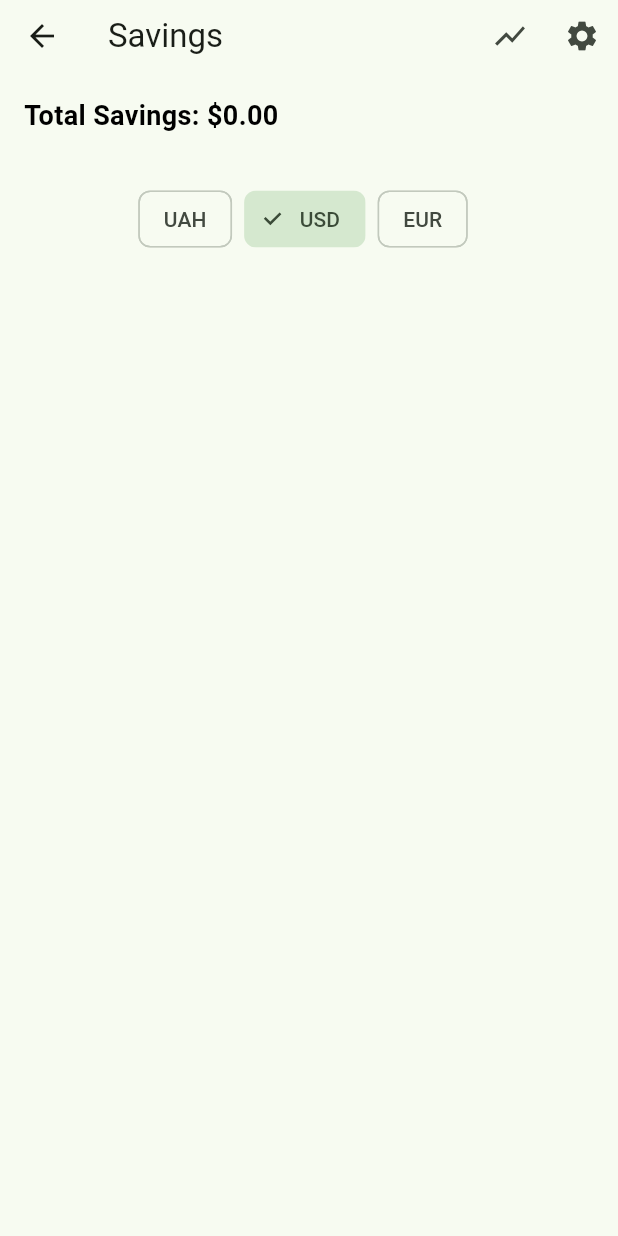
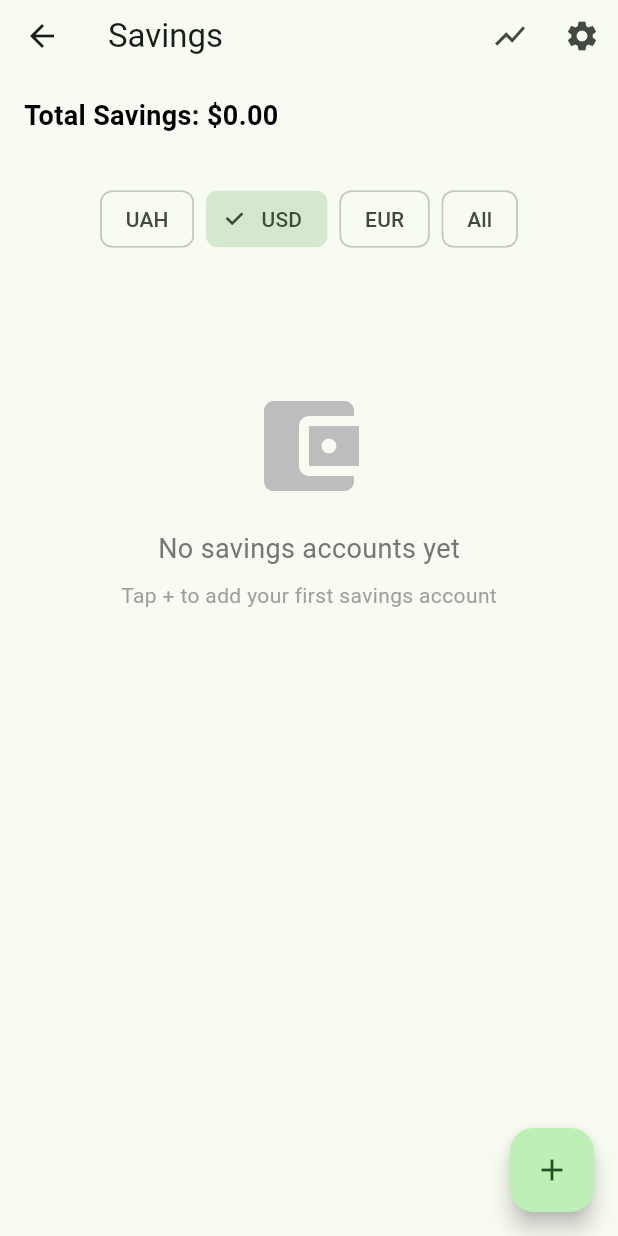
Before and after one commit to kodizhuk/MyMoney, a Flutter app: the SavingsScreen screen opened directly, on a phone screen of 412 x 824 dp. Run offline on Flutter 3.47's test engine with Material 3 defaults, Android fonts, the light colour scheme and no system bars; our stand-ins replace fl_chart, sqflite_common_ffi; accounts and stored records are empty.

Commit message:
fix saving account view

```diff
--- a/lib/screens/savings_screen.dart
+++ b/lib/screens/savings_screen.dart
@@ -1,10 +1,11 @@
 import 'package:flutter/material.dart';
 import '../models/savings_account.dart';
 import '../services/database_service.dart';
+import 'add_edit_savings_account_screen.dart';
 import '../widgets/savings_account_widget.dart';
-import 'add_edit_savings_account_screen.dart';
 import 'settings_screen.dart';
 import 'statistics_screen.dart';
+
 
 class SavingsScreen extends StatefulWidget {
   final ValueNotifier<int>? navIndexNotifier;
@@ -13,6 +14,7 @@ class SavingsScreen extends StatefulWidget {
   @override
   State<SavingsScreen> createState() => _SavingsScreenState();
 }
+
 
 class _SavingsScreenState extends State<SavingsScreen> {
   final DatabaseService _dbService = DatabaseService();
@@ -154,6 +156,95 @@ class _SavingsScreenState extends State<SavingsScreen> {
     });
   }
 
+  // @override
+  // Widget build(BuildContext context) {
+  //   return Scaffold(
+  //     appBar: AppBar(
+  //       title: const Text('Savings'),
+  //       actions: [
+  //         IconButton(
+  //           icon: const Icon(Icons.show_chart),
+  //           onPressed: () {
+  //             Navigator.push(
+  //               context,
+  //               MaterialPageRoute(builder: (context) => const StatisticsScreen()),
+  //             );
+  //           },
+  //         ),
+  //         IconButton(
+  //           icon: const Icon(Icons.settings),
+  //           onPressed: () {
+  //             Navigator.push(
+  //               context,
+  //               MaterialPageRoute(builder: (context) => const SettingsScreen()),
+  //             );
+  //           },
+  //         ),
+  //       ],
+  //       bottom: PreferredSize(
+  //         preferredSize: const Size.fromHeight(50),
+  //         child: Container(
+  //           padding: const EdgeInsets.all(16),
+  //           alignment: Alignment.centerLeft,
+  //           child: Text(
+  //             'Total Savings: ${_formatTotalSavings()}',
+  //             style: const TextStyle(
+  //               fontSize: 18,
+  //               fontWeight: FontWeight.bold,
+  //               color: Colors.black,
+  //             ),
+  //           ),
+  //         ),
+  //       ),
+  //     ),
+  //     body: _isLoading
+  //         ? const Center(child: CircularProgressIndicator())
+  //         : _savingsAccounts.isEmpty
+  //         ? Center(
+  //             child: Column(
+  //               mainAxisAlignment: MainAxisAlignment.center,
+  //               children: [
+  //                 Icon(
+  //                   Icons.account_balance_wallet,
+  //                   size: 80,
+  //                   color: Colors.grey[400],
+  //                 ),
+  //                 const SizedBox(height: 16),
+  //                 Text(
+  //                   'No savings accounts yet',
+  //                   style: TextStyle(
+  //                     fontSize: 18,
+  //                     color: Colors.grey[600],
+  //                   ),
+  //                 ),
+  //                 const SizedBox(height: 8),
+  //                 Text(
+  //                   'Tap + to add your first savings account',
+  //                   style: TextStyle(
+  //                     fontSize: 14,
+  //                     color: Colors.grey[500],
+  //                   ),
+  //                 ),
+  //               ],
+  //             ),
+  //           )
+  //         : ListView.builder(
+  //             itemCount: _savingsAccounts.length,
+  //             itemBuilder: (context, index) {
+  //               final account = _savingsAccounts[index];
+  //               return SavingsAccountWidget(
+  //                 account: account,
+  //                 onEdit: () => _editSavingsAccount(account),
+  //                 onDelete: () => _deleteSavingsAccount(account),
+  //               );
+  //             },
+  //           ),
+  //     floatingActionButton: FloatingActionButton(
+  //       onPressed: _addSavingsAccount,
+  //       child: const Icon(Icons.add),
+  //     ),
+  //   );
+  // }
 
   @override
   Widget build(BuildContext context) {
@@ -196,7 +287,7 @@ class _SavingsScreenState extends State<SavingsScreen> {
           ),
         ),
       ),
-      //Buttons
+      // Buttons
       body: Padding(
         padding: const EdgeInsets.all(16.0),
         child: _isLoading
@@ -224,59 +315,66 @@ class _SavingsScreenState extends State<SavingsScreen> {
                         onSelected: (_) => setState(() => _selectedCurrency = 'EUR'),
                       ),
                       const SizedBox(width: 8),
+                      ChoiceChip(
+                        label: const Text('All'),
+                        selected: _selectedCurrency == 'All',
+                        onSelected: (_) => setState(() => _selectedCurrency = 'All'),
+                      ),
                     ],
                   ),
                   const SizedBox(height: 12),
-                ],
+                  // List
+                  SizedBox(
+                    height: 300,
+                    child: _savingsAccounts.isEmpty
+                      ? Center(
+                          child: Column(
+                            mainAxisAlignment: MainAxisAlignment.center,
+                            children: [
+                              Icon(
+                                Icons.account_balance_wallet,
+                                size: 80,
+                                color: Colors.grey[400],
+                              ),
+                              const SizedBox(height: 16),
+                              Text(
+                                'No savings accounts yet',
+                                style: TextStyle(
+                                  fontSize: 18,
+                                  color: Colors.grey[600],
+                                ),
+                              ),
+                              const SizedBox(height: 8),
+                              Text(
+                                'Tap + to add your first savings account',
+                                style: TextStyle(
+                                  fontSize: 14,
+                                  color: Colors.grey[500],
+                                ),
+                              ),
+                            ],
+                          ),
+                        )
+                      : ListView.builder(
+                          itemCount: _savingsAccounts.length,
+                          itemBuilder: (context, index) {
+                            final account = _savingsAccounts[index];
+                            return SavingsAccountWidget(  // ← Define this widget class
+                              account: account,
+                              onEdit: () => _editSavingsAccount(account),
+                              onDelete: () => _deleteSavingsAccount(account),
+                            );
+                          },
+                        ),
+                    ),
+
+                  ],
               ),
       ),
-      //List
-      // body: _isLoading
-      //     ? const Center(child: CircularProgressIndicator())
-      //     : _savingsAccounts.isEmpty
-      //     ? Center(
-      //         child: Column(
-      //           mainAxisAlignment: MainAxisAlignment.center,
-      //           children: [
-      //             Icon(
-      //               Icons.account_balance_wallet,
-      //               size: 80,
-      //               color: Colors.grey[400],
-      //             ),
-      //             const SizedBox(height: 16),
-      //             Text(
-      //               'No savings accounts yet',
-      //               style: TextStyle(
-      //                 fontSize: 18,
-      //                 color: Colors.grey[600],
-      //               ),
-      //             ),
-      //             const SizedBox(height: 8),
-      //             Text(
-      //               'Tap + to add your first savings account',
-      //               style: TextStyle(
-      //                 fontSize: 14,
-      //                 color: Colors.grey[500],
-      //               ),
-      //             ),
-      //           ],
-      //         ),
-      //       )
-      //     : ListView.builder(
-      //         itemCount: _savingsAccounts.length,
-      //         itemBuilder: (context, index) {
-      //           final account = _savingsAccounts[index];
-      //           return SavingsAccountWidget(
-      //             account: account,
-      //             onEdit: () => _editSavingsAccount(account),
-      //             onDelete: () => _deleteSavingsAccount(account),
-      //           );
-      //         },
-      //       ),
-      // floatingActionButton: FloatingActionButton(
-      //   onPressed: _addSavingsAccount,
-      //   child: const Icon(Icons.add),
-      // ),
+      floatingActionButton: FloatingActionButton(
+        onPressed: _addSavingsAccount,
+        child: const Icon(Icons.add),
+      ),
     );
   }
 
```
